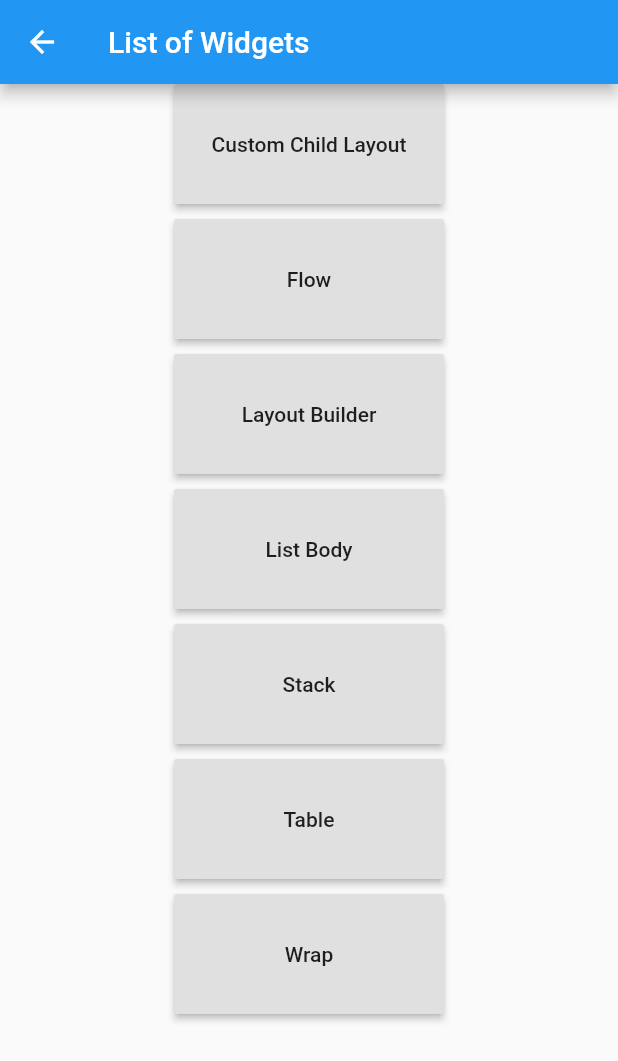
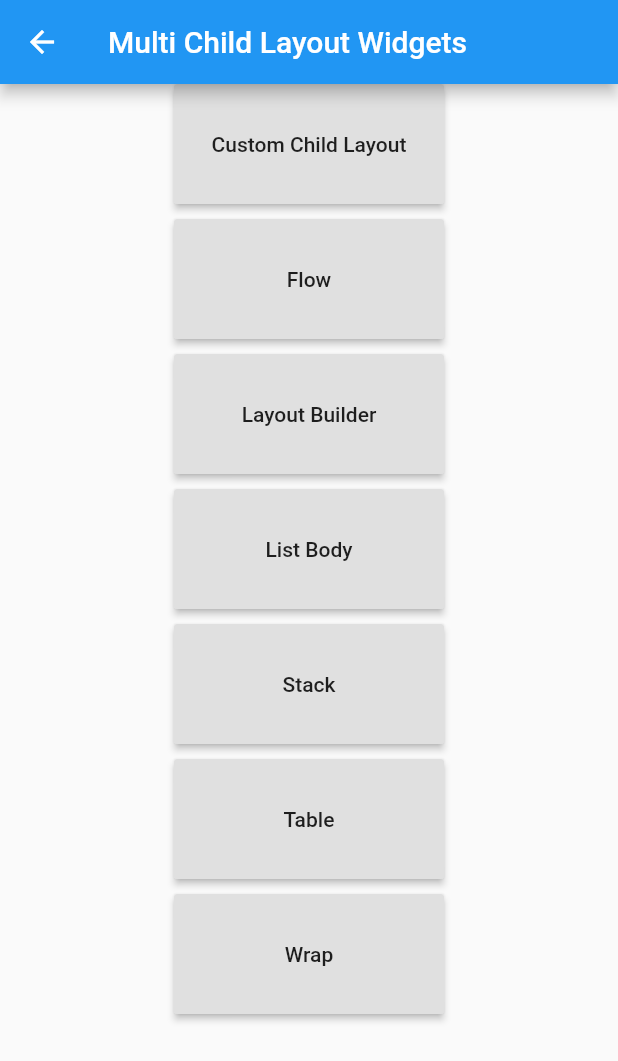
Before and after one commit to rx290/Flutter_Portfolio, a Flutter app: the MultiChildLayout screen opened directly, on a phone screen of 412 x 824 dp. Shown: the top 1061 px of the screen. Run offline on Flutter 3.47's test engine with Material 2 defaults, Android fonts, the phone set to English and light mode, and no system bars; our stand-ins replace device_preview.

Commit message:
Updated Pages

```diff
--- a/Assets_App/lib/Screens/Basic_widgets/BasicWidgets.dart
+++ b/Assets_App/lib/Screens/Basic_widgets/BasicWidgets.dart
@@ -25,7 +25,7 @@ class BasicWidgets extends StatelessWidget {
 
     return Scaffold(
       appBar: AppBar(
-        title: Text("List of Widgets"),
+        title: Text("Basic Widgets"),
       ),
       body: SingleChildScrollView(
         child: Column(
--- a/Assets_App/lib/Screens/Buttons/Buttons.dart
+++ b/Assets_App/lib/Screens/Buttons/Buttons.dart
@@ -27,7 +27,7 @@ class Buttons extends StatelessWidget {
 
     return Scaffold(
       appBar: AppBar(
-        title: Text("List of Widgets"),
+        title: Text("Button Widgets"),
       ),
       body: SingleChildScrollView(
         child: Column(
--- a/Assets_App/lib/Screens/Dialogs/Dialogs.dart
+++ b/Assets_App/lib/Screens/Dialogs/Dialogs.dart
@@ -19,7 +19,7 @@ class Dialogs extends StatelessWidget {
 
     return Scaffold(
       appBar: AppBar(
-        title: Text("List of Widgets"),
+        title: Text("Dialog Widgets"),
       ),
       body: SingleChildScrollView(
         child: Column(
--- a/Assets_App/lib/Screens/Information_display_widgets/Information_Display_Widgets.dart
+++ b/Assets_App/lib/Screens/Information_display_widgets/Information_Display_Widgets.dart
@@ -33,7 +33,7 @@ class InformationDisplayWidgets extends StatelessWidget {
 
     return Scaffold(
       appBar: AppBar(
-        title: Text("List of Widgets"),
+        title: Text("Information Displaying Widgets"),
       ),
       body: SingleChildScrollView(
         child: Column(
--- a/Assets_App/lib/Screens/Input_&_Selection/Input_&_Selection.dart
+++ b/Assets_App/lib/Screens/Input_&_Selection/Input_&_Selection.dart
@@ -27,7 +27,7 @@ class InputAndSelection extends StatelessWidget {
 
     return Scaffold(
       appBar: AppBar(
-        title: Text("List of Widgets"),
+        title: Text("Input & Selection Widgets"),
       ),
       body: SingleChildScrollView(
         child: Column(
--- a/Assets_App/lib/Screens/Layout/Layout.dart
+++ b/Assets_App/lib/Screens/Layout/Layout.dart
@@ -17,7 +17,7 @@ class Layouts extends StatelessWidget {
 
     return Scaffold(
       appBar: AppBar(
-        title: Text("List of Widgets"),
+        title: Text("Layout Widgets"),
       ),
       body: SingleChildScrollView(
         child: Column(
--- a/Assets_App/lib/Screens/Multi_child_layout_widgets/Multi_Child_Layout_Widgets.dart
+++ b/Assets_App/lib/Screens/Multi_child_layout_widgets/Multi_Child_Layout_Widgets.dart
@@ -25,7 +25,7 @@ class MultiChildLayout extends StatelessWidget {
 
     return Scaffold(
       appBar: AppBar(
-        title: Text("List of Widgets"),
+        title: Text("Multi Child Layout Widgets"),
       ),
       body: SingleChildScrollView(
         child: Column(
--- a/Assets_App/lib/Screens/Navigation/Navigation.dart
+++ b/Assets_App/lib/Screens/Navigation/Navigation.dart
@@ -27,7 +27,7 @@ class Navigation extends StatelessWidget {
 
     return Scaffold(
       appBar: AppBar(
-        title: Text("List of Widgets"),
+        title: Text("Navigation Widgets"),
       ),
       body: SingleChildScrollView(
         child: Column(
--- a/Assets_App/lib/Screens/Single_child_layout_widgets/Single_Child_Layout.dart
+++ b/Assets_App/lib/Screens/Single_child_layout_widgets/Single_Child_Layout.dart
@@ -39,7 +39,7 @@ class SingleChildLayout extends StatelessWidget {
 
     return Scaffold(
       appBar: AppBar(
-        title: Text("List of Widgets"),
+        title: Text("Single Child Layout Widgets"),
       ),
       body: SingleChildScrollView(
         child: Column(
--- a/Assets_App/lib/Screens/Text_Widgets/TextWidgets.dart
+++ b/Assets_App/lib/Screens/Text_Widgets/TextWidgets.dart
@@ -17,7 +17,7 @@ class TextWidgets extends StatelessWidget {
 
     return Scaffold(
       appBar: AppBar(
-        title: Text("List of Widgets"),
+        title: Text("Text Widgets"),
       ),
       body: SingleChildScrollView(
         child: Column(
```
